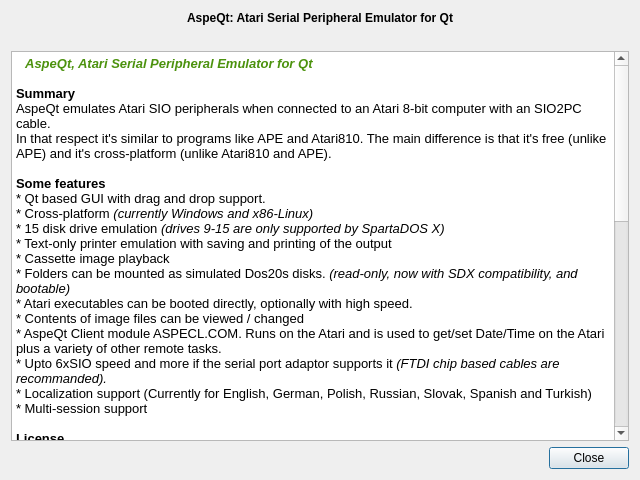
Above: aboutdialog.ui from RespeQt/RespeQt before the change. Below: the same form after it.
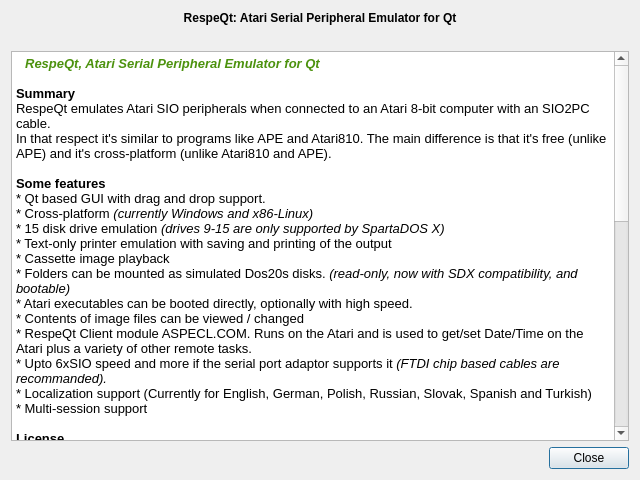
That is the form after the change. Icons and pictures are not drawn.

Commit message: RespeQt r0

Diff of the .ui file:
```diff
--- a/aboutdialog.ui
+++ b/aboutdialog.ui
@@ -29,7 +29,7 @@
       <locale language="English" country="UnitedStates"/>
      </property>
      <property name="text">
-      <string>AspeQt: Atari Serial Peripheral Emulator for Qt</string>
+      <string>RespeQt: Atari Serial Peripheral Emulator for Qt</string>
      </property>
      <property name="alignment">
       <set>Qt::AlignCenter</set>
@@ -53,13 +53,13 @@
     <widget class="QTextBrowser" name="textBrowser">
      <property name="html">
       <string>&lt;!DOCTYPE HTML PUBLIC &quot;-//W3C//DTD HTML 4.0//EN&quot; &quot;http://www.w3.org/TR/REC-html40/strict.dtd&quot;&gt;
-&lt;html&gt;&lt;head&gt;&lt;meta name=&quot;qrichtext&quot; content=&quot;1&quot; /&gt;&lt;title&gt;AspeQt&lt;/title&gt;&lt;style type=&quot;text/css&quot;&gt;
+&lt;html&gt;&lt;head&gt;&lt;meta name=&quot;qrichtext&quot; content=&quot;1&quot; /&gt;&lt;title&gt;RespeQt&lt;/title&gt;&lt;style type=&quot;text/css&quot;&gt;
 p, li { white-space: pre-wrap; }
 &lt;/style&gt;&lt;/head&gt;&lt;body style=&quot; font-family:'MS Shell Dlg 2'; font-size:8.25pt; font-weight:400; font-style:normal;&quot;&gt;
-&lt;p style=&quot; margin-top:12px; margin-bottom:12px; margin-left:0px; margin-right:0px; -qt-block-indent:0; text-indent:0px;&quot;&gt;&lt;span style=&quot; font-size:8pt;&quot;&gt; &lt;/span&gt;&lt;img src=&quot;:/icons/main-icon/AspeQt.ico&quot; /&gt;&lt;span style=&quot; font-size:8pt; font-weight:600; color:#4c920e;&quot;&gt;  &lt;/span&gt;&lt;span style=&quot; font-family:'Arial,Helvetica,sans-serif'; font-size:10pt; font-weight:600; font-style:italic; color:#4c920e;&quot;&gt;AspeQt, Atari Serial Peripheral Emulator for Qt&lt;/span&gt;&lt;span style=&quot; font-size:10pt; font-weight:600; font-style:italic; color:#4c920e;&quot;&gt;&lt;br /&gt;&lt;/span&gt;&lt;span style=&quot; font-size:10pt;&quot;&gt;&lt;br /&gt;&lt;/span&gt;&lt;span style=&quot; font-family:'Arial,Helvetica,sans-serif'; font-size:10pt; font-weight:600;&quot;&gt;Summary&lt;/span&gt;&lt;span style=&quot; font-family:'Arial,Helvetica,sans-serif'; font-size:10pt;&quot;&gt;&lt;br /&gt;AspeQt emulates Atari SIO peripherals when connected to an Atari 8-bit computer with an SIO2PC cable.&lt;br /&gt;In that respect it's similar to programs like APE and Atari810. The main difference is that it's free (unlike APE) and it's cross-platform (unlike Atari810 and APE).&lt;br /&gt;&lt;br /&gt;&lt;/span&gt;&lt;span style=&quot; font-family:'Arial,Helvetica,sans-serif'; font-size:10pt; font-weight:600;&quot;&gt;Some features&lt;/span&gt;&lt;span style=&quot; font-family:'Arial,Helvetica,sans-serif'; font-size:10pt;&quot;&gt;&lt;br /&gt;* Qt based GUI with drag and drop support.&lt;br /&gt;* Cross-platform&lt;/span&gt;&lt;span style=&quot; font-family:'Arial,Helvetica,sans-serif'; font-size:10pt; font-style:italic;&quot;&gt; (currently Windows and x86-Linux)&lt;/span&gt;&lt;span style=&quot; font-family:'Arial,Helvetica,sans-serif'; font-size:10pt;&quot;&gt;&lt;br /&gt;* 15 disk drive emulation &lt;/span&gt;&lt;span style=&quot; font-family:'Arial,Helvetica,sans-serif'; font-size:10pt; font-style:italic;&quot;&gt;(drives 9-15 are only supported by SpartaDOS X)&lt;/span&gt;&lt;span style=&quot; font-family:'Arial,Helvetica,sans-serif'; font-size:10pt;&quot;&gt;&lt;br /&gt;* Text-only printer emulation with saving and printing of the output&lt;br /&gt;* Cassette image playback&lt;br /&gt;* Folders can be mounted as simulated Dos20s disks. &lt;/span&gt;&lt;span style=&quot; font-family:'Arial,Helvetica,sans-serif'; font-size:10pt; font-style:italic;&quot;&gt;(read-only, now with SDX compatibility, and bootable)&lt;/span&gt;&lt;span style=&quot; font-family:'Arial,Helvetica,sans-serif'; font-size:10pt;&quot;&gt;&lt;br /&gt;* Atari executables can be booted directly, optionally with high speed.&lt;br /&gt;* Contents of image files can be viewed / changed&lt;br /&gt;* AspeQt Client module ASPECL.COM. Runs on the Atari and is used to get/set Date/Time on the Atari plus a variety of other remote tasks.&lt;br /&gt;* Upto 6xSIO speed and more if the serial port adaptor supports it &lt;/span&gt;&lt;span style=&quot; font-family:'Arial,Helvetica,sans-serif'; font-size:10pt; font-style:italic;&quot;&gt;(FTDI chip based cables are recommanded).&lt;/span&gt;&lt;span style=&quot; font-family:'Arial,Helvetica,sans-serif'; font-size:10pt;&quot;&gt;&lt;br /&gt;* Localization support (Currently for English, German, Polish, Russian, Slovak, Spanish and Turkish)&lt;br /&gt;* Multi-session support&lt;br /&gt;&lt;br /&gt;&lt;/span&gt;&lt;span style=&quot; font-family:'Arial,Helvetica,sans-serif'; font-size:10pt; font-weight:600;&quot;&gt;License&lt;/span&gt;&lt;span style=&quot; font-family:'Arial,Helvetica,sans-serif'; font-size:10pt;&quot;&gt;&lt;br /&gt;Original code up to version 0.6.0 &lt;/span&gt;&lt;span style=&quot; font-family:'Arial,Helvetica,sans-serif'; font-size:10pt; font-style:italic;&quot;&gt;Copyright 2009 by Fatih Aygün. &lt;/span&gt;&lt;span style=&quot; font-family:'Arial,Helvetica,sans-serif'; font-size:10pt;&quot;&gt;&lt;br /&gt;Updates since v0.6.0 &lt;/span&gt;&lt;span style=&quot; font-family:'Arial,Helvetica,sans-serif'; font-size:10pt; font-style:italic;&quot;&gt;Copyright 2012 by Ray Ataergin&lt;/span&gt;&lt;span style=&quot; font-size:10pt;&quot;&gt; &lt;/span&gt;&lt;/p&gt;
-&lt;p style=&quot; margin-top:12px; margin-bottom:12px; margin-left:0px; margin-right:0px; -qt-block-indent:0; text-indent:0px;&quot;&gt;&lt;span style=&quot; font-family:'Arial,Helvetica,sans-serif'; font-size:10pt;&quot;&gt;You can freely copy, use, modify and distribute AspeQt under the GPL 2.0 license. Please see license.txt for details.&lt;/span&gt;&lt;span style=&quot; font-size:10pt;&quot;&gt; &lt;/span&gt;&lt;/p&gt;
-&lt;p style=&quot; margin-top:12px; margin-bottom:12px; margin-left:0px; margin-right:0px; -qt-block-indent:0; text-indent:0px;&quot;&gt;&lt;span style=&quot; font-family:'Arial,Helvetica,sans-serif'; font-size:10pt;&quot;&gt;Qt libraries: &lt;/span&gt;&lt;span style=&quot; font-family:'Arial,Helvetica,sans-serif'; font-size:10pt; font-style:italic;&quot;&gt;Copyright 2009 Nokia Corporation&lt;/span&gt;&lt;span style=&quot; font-family:'Arial,Helvetica,sans-serif'; font-size:10pt;&quot;&gt; and/or its subsidiary(-ies). Used in this package under LGPL 2.0 license.&lt;br /&gt;&lt;br /&gt;Silk Icons: &lt;/span&gt;&lt;span style=&quot; font-family:'Arial,Helvetica,sans-serif'; font-size:10pt; font-style:italic;&quot;&gt;Copyright &lt;/span&gt;&lt;a href=&quot;www.famfamfam.com&quot;&gt;&lt;span style=&quot; font-family:'Arial,Helvetica,sans-serif'; font-size:10pt; font-style:italic; text-decoration: underline; color:#0000ff;&quot;&gt;Mark James&lt;/span&gt;&lt;/a&gt;&lt;span style=&quot; font-family:'Arial,Helvetica,sans-serif'; font-size:10pt; font-style:italic;&quot;&gt;.&lt;/span&gt;&lt;span style=&quot; font-family:'Arial,Helvetica,sans-serif'; font-size:10pt;&quot;&gt; Used in this package under Creative Commons Attribution 3.0 license.&lt;br /&gt;&lt;br /&gt;Additional Icons by &lt;/span&gt;&lt;a href=&quot;http://www.oxygen-icons.org/&quot;&gt;&lt;span style=&quot; font-family:'Arial,Helvetica,sans-serif'; font-size:10pt; font-style:italic; text-decoration: underline; color:#0000ff;&quot;&gt;Oxygen Team&lt;/span&gt;&lt;/a&gt;&lt;span style=&quot; font-family:'Arial,Helvetica,sans-serif'; font-size:10pt;&quot;&gt;. Used in this package under Creative Commons Attribution-ShareAlike 3.0 license.&lt;br /&gt;&lt;br /&gt;AtariSIO Linux kernel module and high speed code used in the EXE loader &lt;/span&gt;&lt;span style=&quot; font-family:'Arial,Helvetica,sans-serif'; font-size:10pt; font-style:italic;&quot;&gt;Copyright &lt;/span&gt;&lt;a href=&quot;http://www.horus.com/~hias/atari/&quot;&gt;&lt;span style=&quot; font-family:'Arial,Helvetica,sans-serif'; font-size:10pt; font-style:italic; text-decoration: underline; color:#0000ff;&quot;&gt;Matthias Reichl.&lt;/span&gt;&lt;/a&gt;&lt;span style=&quot; font-family:'Arial,Helvetica,sans-serif'; font-size:10pt;&quot;&gt; Used in this package under GPL 2.0 license.&lt;br /&gt;&lt;br /&gt;Atascii Fonts by &lt;/span&gt;&lt;a href=&quot;http://members.bitstream.net/~marksim/atarimac&quot;&gt;&lt;span style=&quot; font-family:'Arial,Helvetica,sans-serif'; font-size:10pt; font-style:italic; text-decoration: underline; color:#0000ff;&quot;&gt;Mark Simonson&lt;/span&gt;&lt;/a&gt;&lt;span style=&quot; font-family:'Arial,Helvetica,sans-serif'; font-size:10pt;&quot;&gt;. Used in this package under Freeware License.&lt;/span&gt;&lt;span style=&quot; font-size:10pt;&quot;&gt;&lt;br /&gt;&lt;br /&gt;&lt;/span&gt;&lt;span style=&quot; font-family:'Arial,Helvetica,sans-serif'; font-size:10pt; font-weight:600; font-style:italic;&quot;&gt;DOS files distributed with AspeQt&lt;/span&gt;&lt;span style=&quot; font-family:'Arial,Helvetica,sans-serif'; font-size:10pt; font-style:italic;&quot;&gt; are copyright of their respective owners, Atari8Warez and AspeQt distributes those files with the understanding that they are either abandonware or public domain, and are widely available for download through the internet. If you are the copyright holder of one or more of these files, and believe that distribution of these files constitutes a breach of your rights please contact &lt;/span&gt;&lt;a href=&quot;mailto:ray@atari8warez.com&quot;&gt;&lt;span style=&quot; font-family:'Arial,Helvetica,sans-serif'; font-size:10pt; font-style:italic; text-decoration: underline; color:#0000ff;&quot;&gt;Atari8Warez&lt;/span&gt;&lt;/a&gt;&lt;span style=&quot; font-family:'Arial,Helvetica,sans-serif'; font-size:10pt; font-style:italic;&quot;&gt;. We respect the rights of copyright holders and won't distribute copyrighted work without the rights holder's consent. &lt;/span&gt;&lt;/p&gt;
-&lt;p style=&quot; margin-top:12px; margin-bottom:12px; margin-left:0px; margin-right:0px; -qt-block-indent:0; text-indent:0px;&quot;&gt;&lt;span style=&quot; font-family:'Arial,Helvetica,sans-serif'; font-size:10pt; font-weight:600;&quot;&gt;Contact&lt;/span&gt;&lt;span style=&quot; font-family:'Arial,Helvetica,sans-serif'; font-size:10pt;&quot;&gt;&lt;br /&gt;Ray Ataergin, &lt;/span&gt;&lt;a href=&quot;mailto:ray@atari8warez.com&quot;&gt;&lt;span style=&quot; font-family:'Arial,Helvetica,sans-serif'; font-size:10pt; text-decoration: underline; color:#0000ff;&quot;&gt;email&lt;/span&gt;&lt;/a&gt;&lt;span style=&quot; font-family:'Arial,Helvetica,sans-serif'; font-size:10pt;&quot;&gt;, &lt;/span&gt;&lt;span style=&quot; font-family:'Arial,Helvetica,sans-serif'; font-size:10pt; font-style:italic;&quot;&gt;Please include the word &amp;quot;aspeqt&amp;quot; in the subject field.&lt;/span&gt;&lt;span style=&quot; font-family:'Arial,Helvetica,sans-serif'; font-size:10pt;&quot;&gt;&lt;br /&gt;&lt;br /&gt;Fatih Aygun, &lt;/span&gt;&lt;a href=&quot;mailto:cyco130@yahoo.com&quot;&gt;&lt;span style=&quot; font-family:'Arial,Helvetica,sans-serif'; font-size:10pt; text-decoration: underline; color:#0000ff;&quot;&gt;email&lt;/span&gt;&lt;/a&gt;&lt;span style=&quot; font-family:'Arial,Helvetica,sans-serif'; font-size:10pt;&quot;&gt;, &lt;/span&gt;&lt;span style=&quot; font-family:'Arial,Helvetica,sans-serif'; font-size:10pt; font-style:italic;&quot;&gt;Please include the word &amp;quot;aspeqt&amp;quot; in the subject field.&lt;/span&gt;&lt;span style=&quot; font-family:'Arial,Helvetica,sans-serif'; font-size:10pt;&quot;&gt;&lt;br /&gt;&lt;br /&gt;For SIO2PC/10502PC hardware purchase/support visit &lt;/span&gt;&lt;a href=&quot;http://www.atari8warez.com&quot;&gt;&lt;span style=&quot; font-family:'Arial,Helvetica,sans-serif'; font-size:10pt; text-decoration: underline; color:#0000ff;&quot;&gt;Atari8Warez&lt;/span&gt;&lt;/a&gt;&lt;span style=&quot; font-family:'Arial,Helvetica,sans-serif'; font-size:10pt;&quot;&gt;&lt;br /&gt;&lt;/span&gt;&lt;/p&gt;&lt;/body&gt;&lt;/html&gt;</string>
+&lt;p style=&quot; margin-top:12px; margin-bottom:12px; margin-left:0px; margin-right:0px; -qt-block-indent:0; text-indent:0px;&quot;&gt;&lt;span style=&quot; font-size:8pt;&quot;&gt; &lt;/span&gt;&lt;img src=&quot;:/icons/main-icon/RespeQt.ico&quot; /&gt;&lt;span style=&quot; font-size:8pt; font-weight:600; color:#4c920e;&quot;&gt;  &lt;/span&gt;&lt;span style=&quot; font-family:'Arial,Helvetica,sans-serif'; font-size:10pt; font-weight:600; font-style:italic; color:#4c920e;&quot;&gt;RespeQt, Atari Serial Peripheral Emulator for Qt&lt;/span&gt;&lt;span style=&quot; font-size:10pt; font-weight:600; font-style:italic; color:#4c920e;&quot;&gt;&lt;br /&gt;&lt;/span&gt;&lt;span style=&quot; font-size:10pt;&quot;&gt;&lt;br /&gt;&lt;/span&gt;&lt;span style=&quot; font-family:'Arial,Helvetica,sans-serif'; font-size:10pt; font-weight:600;&quot;&gt;Summary&lt;/span&gt;&lt;span style=&quot; font-family:'Arial,Helvetica,sans-serif'; font-size:10pt;&quot;&gt;&lt;br /&gt;RespeQt emulates Atari SIO peripherals when connected to an Atari 8-bit computer with an SIO2PC cable.&lt;br /&gt;In that respect it's similar to programs like APE and Atari810. The main difference is that it's free (unlike APE) and it's cross-platform (unlike Atari810 and APE).&lt;br /&gt;&lt;br /&gt;&lt;/span&gt;&lt;span style=&quot; font-family:'Arial,Helvetica,sans-serif'; font-size:10pt; font-weight:600;&quot;&gt;Some features&lt;/span&gt;&lt;span style=&quot; font-family:'Arial,Helvetica,sans-serif'; font-size:10pt;&quot;&gt;&lt;br /&gt;* Qt based GUI with drag and drop support.&lt;br /&gt;* Cross-platform&lt;/span&gt;&lt;span style=&quot; font-family:'Arial,Helvetica,sans-serif'; font-size:10pt; font-style:italic;&quot;&gt; (currently Windows and x86-Linux)&lt;/span&gt;&lt;span style=&quot; font-family:'Arial,Helvetica,sans-serif'; font-size:10pt;&quot;&gt;&lt;br /&gt;* 15 disk drive emulation &lt;/span&gt;&lt;span style=&quot; font-family:'Arial,Helvetica,sans-serif'; font-size:10pt; font-style:italic;&quot;&gt;(drives 9-15 are only supported by SpartaDOS X)&lt;/span&gt;&lt;span style=&quot; font-family:'Arial,Helvetica,sans-serif'; font-size:10pt;&quot;&gt;&lt;br /&gt;* Text-only printer emulation with saving and printing of the output&lt;br /&gt;* Cassette image playback&lt;br /&gt;* Folders can be mounted as simulated Dos20s disks. &lt;/span&gt;&lt;span style=&quot; font-family:'Arial,Helvetica,sans-serif'; font-size:10pt; font-style:italic;&quot;&gt;(read-only, now with SDX compatibility, and bootable)&lt;/span&gt;&lt;span style=&quot; font-family:'Arial,Helvetica,sans-serif'; font-size:10pt;&quot;&gt;&lt;br /&gt;* Atari executables can be booted directly, optionally with high speed.&lt;br /&gt;* Contents of image files can be viewed / changed&lt;br /&gt;* RespeQt Client module ASPECL.COM. Runs on the Atari and is used to get/set Date/Time on the Atari plus a variety of other remote tasks.&lt;br /&gt;* Upto 6xSIO speed and more if the serial port adaptor supports it &lt;/span&gt;&lt;span style=&quot; font-family:'Arial,Helvetica,sans-serif'; font-size:10pt; font-style:italic;&quot;&gt;(FTDI chip based cables are recommanded).&lt;/span&gt;&lt;span style=&quot; font-family:'Arial,Helvetica,sans-serif'; font-size:10pt;&quot;&gt;&lt;br /&gt;* Localization support (Currently for English, German, Polish, Russian, Slovak, Spanish and Turkish)&lt;br /&gt;* Multi-session support&lt;br /&gt;&lt;br /&gt;&lt;/span&gt;&lt;span style=&quot; font-family:'Arial,Helvetica,sans-serif'; font-size:10pt; font-weight:600;&quot;&gt;License&lt;/span&gt;&lt;span style=&quot; font-family:'Arial,Helvetica,sans-serif'; font-size:10pt;&quot;&gt;&lt;br /&gt;Original code up to version 0.6.0 &lt;/span&gt;&lt;span style=&quot; font-family:'Arial,Helvetica,sans-serif'; font-size:10pt; font-style:italic;&quot;&gt;Copyright 2009 by Fatih Aygün. &lt;/span&gt;&lt;span style=&quot; font-family:'Arial,Helvetica,sans-serif'; font-size:10pt;&quot;&gt;&lt;br /&gt;Updates since v0.6.0 &lt;/span&gt;&lt;span style=&quot; font-family:'Arial,Helvetica,sans-serif'; font-size:10pt; font-style:italic;&quot;&gt;Copyright 2012 by Ray Ataergin&lt;/span&gt;&lt;span style=&quot; font-size:10pt;&quot;&gt; &lt;/span&gt;&lt;/p&gt;
+&lt;p style=&quot; margin-top:12px; margin-bottom:12px; margin-left:0px; margin-right:0px; -qt-block-indent:0; text-indent:0px;&quot;&gt;&lt;span style=&quot; font-family:'Arial,Helvetica,sans-serif'; font-size:10pt;&quot;&gt;You can freely copy, use, modify and distribute RespeQt under the GPL 2.0 license. Please see license.txt for details.&lt;/span&gt;&lt;span style=&quot; font-size:10pt;&quot;&gt; &lt;/span&gt;&lt;/p&gt;
+&lt;p style=&quot; margin-top:12px; margin-bottom:12px; margin-left:0px; margin-right:0px; -qt-block-indent:0; text-indent:0px;&quot;&gt;&lt;span style=&quot; font-family:'Arial,Helvetica,sans-serif'; font-size:10pt;&quot;&gt;Qt libraries: &lt;/span&gt;&lt;span style=&quot; font-family:'Arial,Helvetica,sans-serif'; font-size:10pt; font-style:italic;&quot;&gt;Copyright 2009 Nokia Corporation&lt;/span&gt;&lt;span style=&quot; font-family:'Arial,Helvetica,sans-serif'; font-size:10pt;&quot;&gt; and/or its subsidiary(-ies). Used in this package under LGPL 2.0 license.&lt;br /&gt;&lt;br /&gt;Silk Icons: &lt;/span&gt;&lt;span style=&quot; font-family:'Arial,Helvetica,sans-serif'; font-size:10pt; font-style:italic;&quot;&gt;Copyright &lt;/span&gt;&lt;a href=&quot;www.famfamfam.com&quot;&gt;&lt;span style=&quot; font-family:'Arial,Helvetica,sans-serif'; font-size:10pt; font-style:italic; text-decoration: underline; color:#0000ff;&quot;&gt;Mark James&lt;/span&gt;&lt;/a&gt;&lt;span style=&quot; font-family:'Arial,Helvetica,sans-serif'; font-size:10pt; font-style:italic;&quot;&gt;.&lt;/span&gt;&lt;span style=&quot; font-family:'Arial,Helvetica,sans-serif'; font-size:10pt;&quot;&gt; Used in this package under Creative Commons Attribution 3.0 license.&lt;br /&gt;&lt;br /&gt;Additional Icons by &lt;/span&gt;&lt;a href=&quot;http://www.oxygen-icons.org/&quot;&gt;&lt;span style=&quot; font-family:'Arial,Helvetica,sans-serif'; font-size:10pt; font-style:italic; text-decoration: underline; color:#0000ff;&quot;&gt;Oxygen Team&lt;/span&gt;&lt;/a&gt;&lt;span style=&quot; font-family:'Arial,Helvetica,sans-serif'; font-size:10pt;&quot;&gt;. Used in this package under Creative Commons Attribution-ShareAlike 3.0 license.&lt;br /&gt;&lt;br /&gt;AtariSIO Linux kernel module and high speed code used in the EXE loader &lt;/span&gt;&lt;span style=&quot; font-family:'Arial,Helvetica,sans-serif'; font-size:10pt; font-style:italic;&quot;&gt;Copyright &lt;/span&gt;&lt;a href=&quot;http://www.horus.com/~hias/atari/&quot;&gt;&lt;span style=&quot; font-family:'Arial,Helvetica,sans-serif'; font-size:10pt; font-style:italic; text-decoration: underline; color:#0000ff;&quot;&gt;Matthias Reichl.&lt;/span&gt;&lt;/a&gt;&lt;span style=&quot; font-family:'Arial,Helvetica,sans-serif'; font-size:10pt;&quot;&gt; Used in this package under GPL 2.0 license.&lt;br /&gt;&lt;br /&gt;Atascii Fonts by &lt;/span&gt;&lt;a href=&quot;http://members.bitstream.net/~marksim/atarimac&quot;&gt;&lt;span style=&quot; font-family:'Arial,Helvetica,sans-serif'; font-size:10pt; font-style:italic; text-decoration: underline; color:#0000ff;&quot;&gt;Mark Simonson&lt;/span&gt;&lt;/a&gt;&lt;span style=&quot; font-family:'Arial,Helvetica,sans-serif'; font-size:10pt;&quot;&gt;. Used in this package under Freeware License.&lt;/span&gt;&lt;span style=&quot; font-size:10pt;&quot;&gt;&lt;br /&gt;&lt;br /&gt;&lt;/span&gt;&lt;span style=&quot; font-family:'Arial,Helvetica,sans-serif'; font-size:10pt; font-weight:600; font-style:italic;&quot;&gt;DOS files distributed with RespeQt&lt;/span&gt;&lt;span style=&quot; font-family:'Arial,Helvetica,sans-serif'; font-size:10pt; font-style:italic;&quot;&gt; are copyright of their respective owners, Atari8Warez and RespeQt distributes those files with the understanding that they are either abandonware or public domain, and are widely available for download through the internet. If you are the copyright holder of one or more of these files, and believe that distribution of these files constitutes a breach of your rights please contact &lt;/span&gt;&lt;a href=&quot;mailto:ray@atari8warez.com&quot;&gt;&lt;span style=&quot; font-family:'Arial,Helvetica,sans-serif'; font-size:10pt; font-style:italic; text-decoration: underline; color:#0000ff;&quot;&gt;Atari8Warez&lt;/span&gt;&lt;/a&gt;&lt;span style=&quot; font-family:'Arial,Helvetica,sans-serif'; font-size:10pt; font-style:italic;&quot;&gt;. We respect the rights of copyright holders and won't distribute copyrighted work without the rights holder's consent. &lt;/span&gt;&lt;/p&gt;
+&lt;p style=&quot; margin-top:12px; margin-bottom:12px; margin-left:0px; margin-right:0px; -qt-block-indent:0; text-indent:0px;&quot;&gt;&lt;span style=&quot; font-family:'Arial,Helvetica,sans-serif'; font-size:10pt; font-weight:600;&quot;&gt;Contact&lt;/span&gt;&lt;span style=&quot; font-family:'Arial,Helvetica,sans-serif'; font-size:10pt;&quot;&gt;&lt;br /&gt;Ray Ataergin, &lt;/span&gt;&lt;a href=&quot;mailto:ray@atari8warez.com&quot;&gt;&lt;span style=&quot; font-family:'Arial,Helvetica,sans-serif'; font-size:10pt; text-decoration: underline; color:#0000ff;&quot;&gt;email&lt;/span&gt;&lt;/a&gt;&lt;span style=&quot; font-family:'Arial,Helvetica,sans-serif'; font-size:10pt;&quot;&gt;, &lt;/span&gt;&lt;span style=&quot; font-family:'Arial,Helvetica,sans-serif'; font-size:10pt; font-style:italic;&quot;&gt;Please include the word &amp;quot;respeqt&amp;quot; in the subject field.&lt;/span&gt;&lt;span style=&quot; font-family:'Arial,Helvetica,sans-serif'; font-size:10pt;&quot;&gt;&lt;br /&gt;&lt;br /&gt;Fatih Aygun, &lt;/span&gt;&lt;a href=&quot;mailto:cyco130@yahoo.com&quot;&gt;&lt;span style=&quot; font-family:'Arial,Helvetica,sans-serif'; font-size:10pt; text-decoration: underline; color:#0000ff;&quot;&gt;email&lt;/span&gt;&lt;/a&gt;&lt;span style=&quot; font-family:'Arial,Helvetica,sans-serif'; font-size:10pt;&quot;&gt;, &lt;/span&gt;&lt;span style=&quot; font-family:'Arial,Helvetica,sans-serif'; font-size:10pt; font-style:italic;&quot;&gt;Please include the word &amp;quot;respeqt&amp;quot; in the subject field.&lt;/span&gt;&lt;span style=&quot; font-family:'Arial,Helvetica,sans-serif'; font-size:10pt;&quot;&gt;&lt;br /&gt;&lt;br /&gt;For SIO2PC/10502PC hardware purchase/support visit &lt;/span&gt;&lt;a href=&quot;http://www.atari8warez.com&quot;&gt;&lt;span style=&quot; font-family:'Arial,Helvetica,sans-serif'; font-size:10pt; text-decoration: underline; color:#0000ff;&quot;&gt;Atari8Warez&lt;/span&gt;&lt;/a&gt;&lt;span style=&quot; font-family:'Arial,Helvetica,sans-serif'; font-size:10pt;&quot;&gt;&lt;br /&gt;&lt;/span&gt;&lt;/p&gt;&lt;/body&gt;&lt;/html&gt;</string>
      </property>
      <property name="source">
       <url>
```
Left out of the diff: 4 changed lines with no effect on the pictures. The commit also changes 75 other files.
